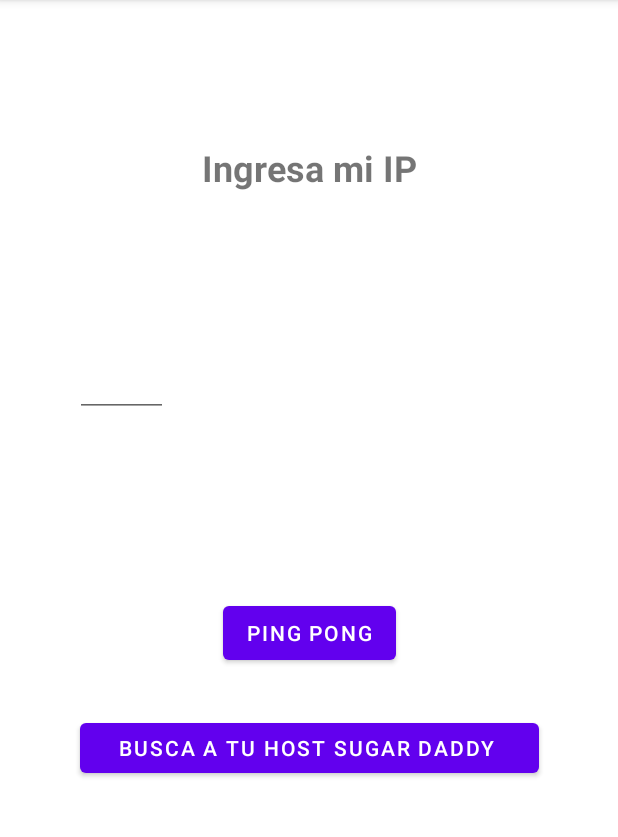
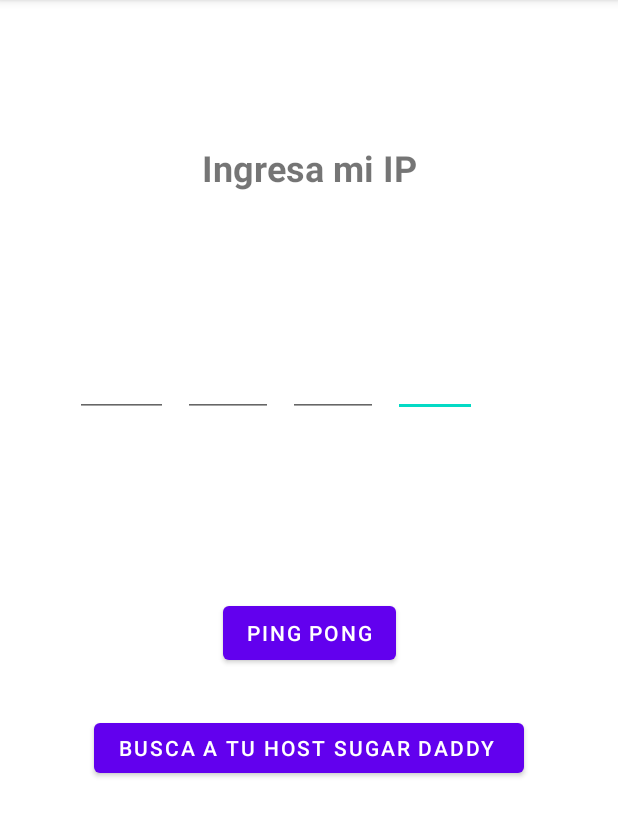
Before and after one commit to paulamorales089/semana4_tarea, an Android app: the screen it shows after launch (MainActivity), on a phone screen of 412 x 824 dp, the part 84-921 px from its top. Run offline under Robolectric (Android 15) with nearby library versions, the phone set to English and light mode, and no system bars; 4 statements that could not run were skipped.

Commit message:
ajustes de pantalla2

```diff
--- a/app/src/main/res/layout/activity_main.xml
+++ b/app/src/main/res/layout/activity_main.xml
@@ -8,42 +8,44 @@
 
     <EditText
         android:id="@+id/espacio4"
-        android:layout_width="60dp"
+        android:layout_width="56dp"
         android:layout_height="50dp"
         android:layout_marginStart="10dp"
+        android:layout_marginTop="100dp"
+        android:layout_marginEnd="50dp"
         android:ems="10"
         android:inputType="number"
-        app:layout_constraintBottom_toBottomOf="@+id/espacio3"
         app:layout_constraintEnd_toEndOf="parent"
         app:layout_constraintHorizontal_bias="0.0"
         app:layout_constraintStart_toEndOf="@+id/espacio3"
-        app:layout_constraintTop_toTopOf="@+id/espacio3"
-        app:layout_constraintVertical_bias="0.0" />
+        app:layout_constraintTop_toBottomOf="@+id/textView" />
 
     <EditText
         android:id="@+id/espacio3"
-        android:layout_width="60dp"
+        android:layout_width="0dp"
         android:layout_height="50dp"
         android:layout_marginStart="10dp"
-        android:layout_marginTop="60dp"
+        android:layout_marginEnd="160dp"
         android:ems="10"
         android:inputType="number"
         app:layout_constraintBottom_toBottomOf="@+id/espacio2"
+        app:layout_constraintEnd_toEndOf="parent"
         app:layout_constraintStart_toEndOf="@+id/espacio2"
-        app:layout_constraintTop_toTopOf="@+id/espacio2"
+        app:layout_constraintTop_toBottomOf="@+id/textView"
         app:layout_constraintVertical_bias="1.0" />
 
     <EditText
         android:id="@+id/espacio2"
-        android:layout_width="60dp"
+        android:layout_width="0dp"
         android:layout_height="50dp"
         android:layout_marginStart="10dp"
-        android:layout_marginTop="60dp"
+        android:layout_marginEnd="230dp"
         android:ems="10"
         android:inputType="number"
         app:layout_constraintBottom_toBottomOf="@+id/espacio1"
+        app:layout_constraintEnd_toEndOf="parent"
         app:layout_constraintStart_toEndOf="@+id/espacio1"
-        app:layout_constraintTop_toTopOf="@+id/espacio1"
+        app:layout_constraintTop_toBottomOf="@+id/textView"
         app:layout_constraintVertical_bias="1.0" />
 
     <TextView
@@ -84,7 +86,7 @@
 
     <Button
         android:id="@+id/sugarDaddy_boton"
-        android:layout_width="306dp"
+        android:layout_width="wrap_content"
         android:layout_height="45dp"
         android:layout_marginTop="30dp"
         android:text="busca a tu host sugar daddy "
```
